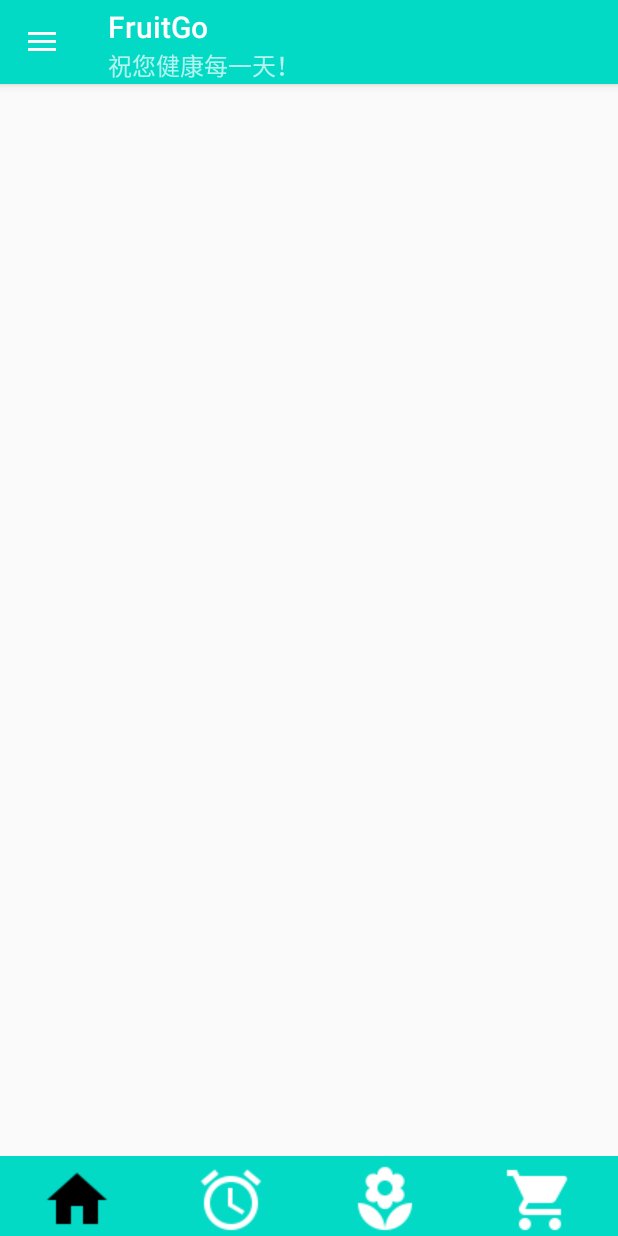
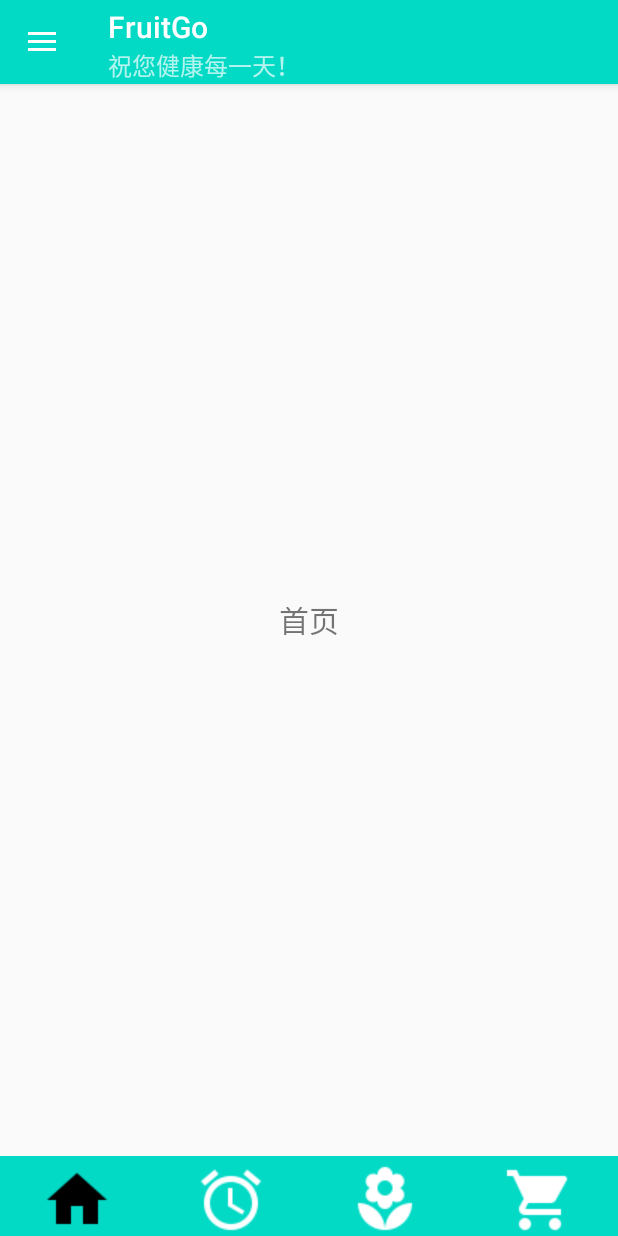
Before and after one commit to JoeJRW/FruitGo2021, an Android app: the MainActivity screen opened directly, with no data from a screen before it, on a phone screen of 412 x 824 dp. Run offline under Robolectric (Android 15) with nearby library versions, the phone set to English and light mode, and no system bars.

Commit message:
debug: fix bugs in fragments switch in mainactivity

```diff
--- a/client/app/src/main/java/com/wzh/fruitgo/Activity/LoginActivity.java
+++ b/client/app/src/main/java/com/wzh/fruitgo/Activity/LoginActivity.java
@@ -78,6 +78,7 @@ public class LoginActivity extends AppCompatActivity {
                                 Intent i = new Intent().setFlags(Intent.FLAG_ACTIVITY_CLEAR_TASK | Intent.FLAG_ACTIVITY_NEW_TASK);
                                 //设置跳转的起始界面和目的界面
                                 i.setClass(LoginActivity.this, MainActivity.class);
+                                i.putExtra("user_tel", myPhoneNum);
                                 startActivity(i);
                             }
                             else{
@@ -127,6 +128,7 @@ public class LoginActivity extends AppCompatActivity {
                                     Intent i = new Intent().setFlags(Intent.FLAG_ACTIVITY_CLEAR_TASK | Intent.FLAG_ACTIVITY_NEW_TASK);
                                     //设置跳转的起始界面和目的界面
                                     i.setClass(LoginActivity.this, MainActivity.class);
+                                    i.putExtra("user_tel", myPhoneNum);
                                     startActivity(i);
                                 }
                                 else{
--- a/client/app/src/main/java/com/wzh/fruitgo/Fragment/HomeFragmet.java
+++ b/client/app/src/main/java/com/wzh/fruitgo/Fragment/HomeFragmet.java
@@ -1,6 +1,23 @@
 package com.wzh.fruitgo.Fragment;
 
+import android.os.Bundle;
+import android.view.LayoutInflater;
+import android.view.View;
+import android.view.ViewGroup;
+
+import androidx.annotation.NonNull;
+import androidx.annotation.Nullable;
 import androidx.fragment.app.Fragment;
 
+import com.wzh.fruitgo.R;
+
 public class HomeFragmet extends Fragment {
+
+    @Nullable
+    @Override
+    public View onCreateView(@NonNull LayoutInflater inflater, @Nullable ViewGroup container, @Nullable Bundle savedInstanceState) {
+
+        View view = inflater.inflate(R.layout.fragment_home, null);
+        return view;
+    }
 }
--- a/client/app/src/main/java/com/wzh/fruitgo/MainActivity.java
+++ b/client/app/src/main/java/com/wzh/fruitgo/MainActivity.java
@@ -7,12 +7,14 @@ import androidx.drawerlayout.widget.DrawerLayout;
 import androidx.fragment.app.FragmentManager;
 import androidx.fragment.app.FragmentTransaction;
 
+import android.content.Intent;
 import android.os.Bundle;
 import android.view.MenuItem;
 import android.view.View;
 import android.view.WindowManager;
 import android.widget.RadioGroup;
 import android.widget.RelativeLayout;
+import android.widget.TextView;
 
 import com.wzh.fruitgo.Fragment.FarmFragment;
 import com.wzh.fruitgo.Fragment.HomeFragmet;
@@ -20,6 +22,10 @@ import com.wzh.fruitgo.Fragment.StoreFragment;
 import com.wzh.fruitgo.Fragment.TodoFragment;
 
 public class MainActivity extends AppCompatActivity {
+
+    private TextView user_tel;
+
+    private String user_tel_num = null;//记录登录用户的手机号
 
     private DrawerLayout drawerLayout;
     private ActionBarDrawerToggle toggle;
@@ -52,10 +58,10 @@ public class MainActivity extends AppCompatActivity {
         getWindow().setSoftInputMode(WindowManager.LayoutParams.SOFT_INPUT_ADJUST_PAN);
         setContentView(R.layout.activity_main);
 
-        drawerLayout = findViewById(R.id.drawer_layout);
-
+        initView();//对布局文件中的组件进行初始化，包括activity跳转中的数据提取
         initActionBar();//初始化ActionBar
         initLeftMenuBtn();//初始化 设置侧拉界面中的按钮跳转
+        initFragments();
     }
 
     @Override
@@ -173,7 +179,9 @@ public class MainActivity extends AppCompatActivity {
     /**
      * 初始化界面中显示的fragment
      */
-    private void initView(){
+    private void initFragments(){
+        //对fragmentManager进行初始化
+        fragmentManager = getSupportFragmentManager();
         //获得RadioGroup控件
         mRgGroup = (RadioGroup)findViewById(R.id.rg_group);
         //选择设置Fragment
@@ -285,4 +293,13 @@ public class MainActivity extends AppCompatActivity {
         }
     }
 
+    private void initView() {
+        Intent i = getIntent();
+
+        drawerLayout = findViewById(R.id.drawer_layout);
+        user_tel = (TextView) findViewById(R.id.user_tel);
+        user_tel_num = i.getStringExtra("user_tel");
+        user_tel.setText(user_tel_num);
+    }
+
 }
--- /dev/null
+++ b/client/app/src/main/res/layout/fragment_home.xml
@@ -0,0 +1,14 @@
+<?xml version="1.0" encoding="utf-8"?>
+<FrameLayout xmlns:android="http://schemas.android.com/apk/res/android"
+    android:layout_width="match_parent"
+    android:layout_height="match_parent">
+
+    <!-- TODO: Update blank fragment layout -->
+    <TextView
+        android:layout_width="match_parent"
+        android:layout_height="match_parent"
+        android:gravity="center"
+        android:textSize="20sp"
+        android:text="首页" />
+
+</FrameLayout>
```
Also changed, not shown: client/app/src/main/java/com/wzh/fruitgo/Fragment/FarmFragment.java (+16 -0 lines), client/app/src/main/java/com/wzh/fruitgo/Fragment/StoreFragment.java (+17 -0 lines), client/app/src/main/java/com/wzh/fruitgo/Fragment/TodoFragment.java (+15 -0 lines), client/app/src/main/res/layout/fragment_farm.xml (added, +14 -0 lines), client/app/src/main/res/layout/fragment_store.xml (added, +14 -0 lines), client/app/src/main/res/layout/fragment_todo.xml (added, +14 -0 lines).
